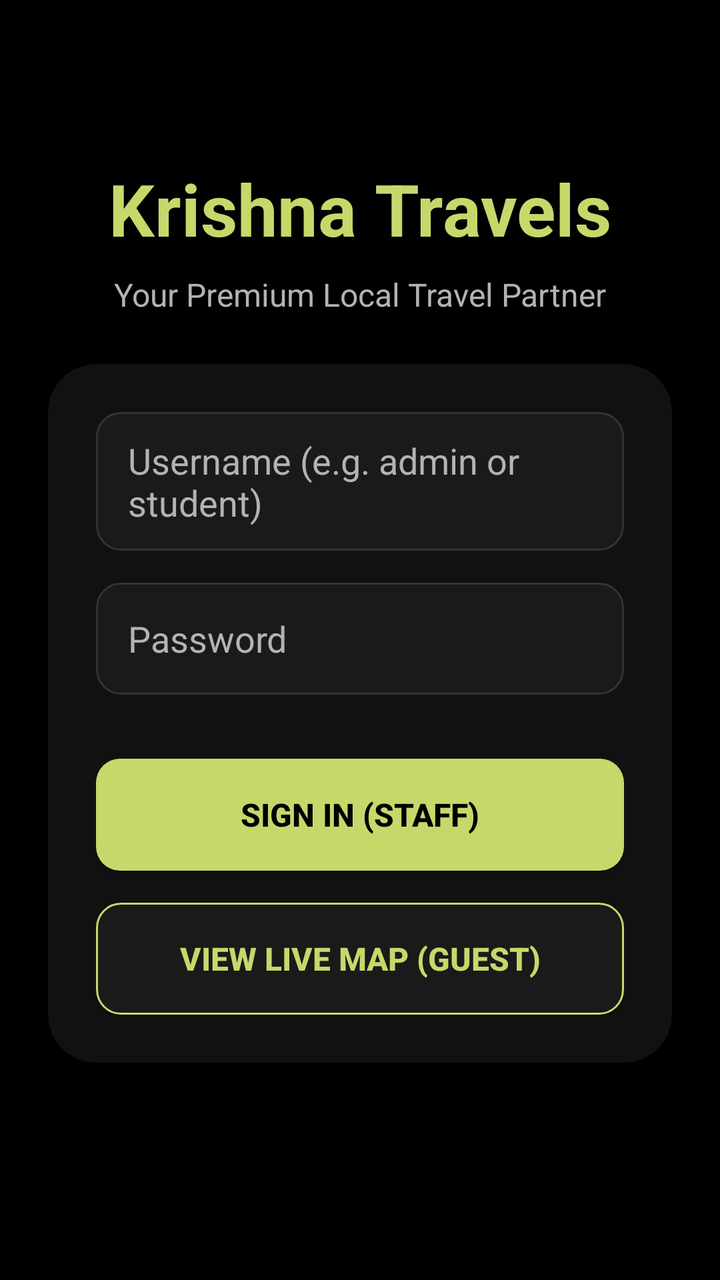
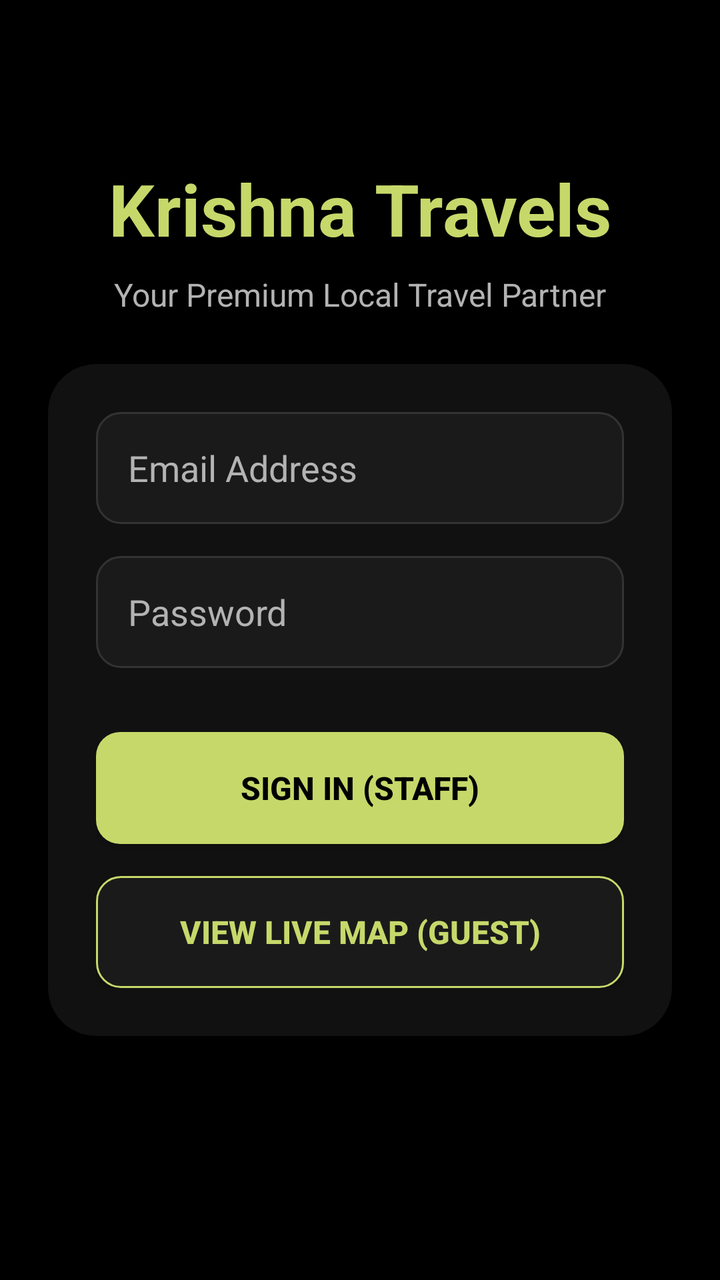

Before-and-after screenshots of an Android layout around one commit, followed by the original layout XML and the change that was made.
<!-- AndroidManifest.xml: activity theme AppTheme -->
<!-- res/layout/activity_login.xml -->
<?xml version="1.0" encoding="utf-8"?>
<androidx.constraintlayout.widget.ConstraintLayout 
    xmlns:android="http://schemas.android.com/apk/res/android"
    xmlns:app="http://schemas.android.com/apk/res-auto"
    android:layout_width="match_parent"
    android:layout_height="match_parent"
    android:background="@color/background_dark">

    <TextView
        android:id="@+id/logoText"
        android:layout_width="wrap_content"
        android:layout_height="wrap_content"
        android:text="Krishna Travels"
        android:textColor="@color/primary"
        android:textSize="36sp"
        android:textStyle="bold"
        android:layout_marginTop="80dp"
        app:layout_constraintTop_toTopOf="parent"
        app:layout_constraintStart_toStartOf="parent"
        app:layout_constraintEnd_toEndOf="parent" />

    <TextView
        android:id="@+id/subText"
        android:layout_width="wrap_content"
        android:layout_height="wrap_content"
        android:text="Your Premium Local Travel Partner"
        android:textColor="@color/text_secondary"
        android:textSize="16sp"
        android:layout_marginTop="8dp"
        app:layout_constraintTop_toBottomOf="@id/logoText"
        app:layout_constraintStart_toStartOf="parent"
        app:layout_constraintEnd_toEndOf="parent" />

    <androidx.cardview.widget.CardView
        android:id="@+id/loginCard"
        android:layout_width="0dp"
        android:layout_height="wrap_content"
        android:layout_margin="24dp"
        app:cardBackgroundColor="@color/card_dark"
        app:cardCornerRadius="24dp"
        app:cardElevation="16dp"
        app:layout_constraintTop_toBottomOf="@id/subText"
        app:layout_constraintStart_toStartOf="parent"
        app:layout_constraintEnd_toEndOf="parent"
        android:layout_marginTop="48dp">

        <LinearLayout
            android:layout_width="match_parent"
            android:layout_height="wrap_content"
            android:orientation="vertical"
            android:padding="24dp">

            <EditText
                android:id="@+id/usernameInput"
                android:layout_width="match_parent"
                android:layout_height="wrap_content"
                android:background="@drawable/bg_input_rounded"
                android:hint="Username (e.g. admin or student)"
                android:textColorHint="@color/text_secondary"
                android:textColor="@color/text_primary"
                android:layout_marginBottom="16dp"
                android:minHeight="56dp" />

            <EditText
                android:id="@+id/passwordInput"
                android:layout_width="match_parent"
                android:layout_height="wrap_content"
                android:background="@drawable/bg_input_rounded"
                android:hint="Password"
                android:inputType="textPassword"
                android:textColorHint="@color/text_secondary"
                android:textColor="@color/text_primary"
                android:layout_marginBottom="32dp"
                android:minHeight="56dp" />

            <Button
                android:id="@+id/loginAdminBtn"
                android:layout_width="match_parent"
                android:layout_height="56dp"
                android:background="@drawable/bg_button_primary"
                android:textColor="@color/background_dark"
                android:text="Sign In (Staff)"
                android:textSize="16sp"
                android:textStyle="bold"
                android:layout_marginBottom="16dp"
                app:backgroundTint="@null"/>

            <Button
                android:id="@+id/loginStudentBtn"
                android:layout_width="match_parent"
                android:layout_height="56dp"
                android:background="@drawable/bg_button_secondary"
                android:textColor="@color/primary"
                android:text="View Live Map (Guest)"
                android:textSize="16sp"
                android:textStyle="bold"
                app:backgroundTint="@null"/>

        </LinearLayout>
    </androidx.cardview.widget.CardView>
    
    <ProgressBar
        android:id="@+id/loginProgressBar"
        android:layout_width="wrap_content"
        android:layout_height="wrap_content"
        android:layout_marginTop="24dp"
        android:visibility="gone"
        android:indeterminateTint="@color/primary"
        app:layout_constraintTop_toBottomOf="@id/loginCard"
        app:layout_constraintStart_toStartOf="parent"
        app:layout_constraintEnd_toEndOf="parent"/>

</androidx.constraintlayout.widget.ConstraintLayout>
<!-- resources referenced by this layout -->
<resources>
  <color name="background_dark">#000000</color>
  <color name="card_dark">#111111</color>
  <color name="primary">#C7D86A</color>
  <color name="text_primary">#FFFFFF</color>
  <color name="text_secondary">#B3B3B3</color>
  <!-- drawable bg_button_primary (drawable) -->
  <?xml version="1.0" encoding="utf-8"?>
  <ripple xmlns:android="http://schemas.android.com/apk/res/android"
      android:color="#40000000">
      <item>
          <shape android:shape="rectangle">
              <solid android:color="@color/primary" />
              <corners android:radius="12dp" />
          </shape>
      </item>
  </ripple>
  <!-- drawable bg_button_secondary (drawable) -->
  <?xml version="1.0" encoding="utf-8"?>
  <ripple xmlns:android="http://schemas.android.com/apk/res/android"
      android:color="#20C7D86A">
      <item>
          <shape android:shape="rectangle">
              <solid android:color="@color/input_bg" />
              <corners android:radius="12dp" />
              <stroke android:width="1dp" android:color="@color/primary" />
          </shape>
      </item>
  </ripple>
  <!-- drawable bg_input_rounded (drawable) -->
  <?xml version="1.0" encoding="utf-8"?>
  <shape xmlns:android="http://schemas.android.com/apk/res/android"
      android:shape="rectangle">
      <solid android:color="@color/input_bg" />
      <corners android:radius="12dp" />
      <stroke android:width="1dp" android:color="#333333" />
      <padding android:left="16dp" android:right="16dp" android:top="12dp" android:bottom="12dp"/>
  </shape>
  <style name="AppTheme" parent="Theme.AppCompat.DayNight.NoActionBar">
          <item name="android:windowBackground">@color/background_dark</item>
          <item name="android:textColorPrimary">@color/text_primary</item>
          <item name="android:textColorSecondary">@color/text_primary</item>
          <item name="colorPrimary">@color/primary_nature</item>
          <item name="colorPrimaryDark">@color/background_dark</item>
          <item name="colorAccent">@color/accent_nature</item>
      </style>
  <color name="input_bg">#1A1A1A</color>
  <color name="primary_nature">#C7D86A</color>
  <color name="accent_nature">#D7F56B</color>
</resources>

<!-- the commit's change to res/layout/activity_login.xml (unified diff, before → after) -->
@@ -55,9 +55,10 @@
                 android:layout_width="match_parent"
                 android:layout_height="wrap_content"
                 android:background="@drawable/bg_input_rounded"
-                android:hint="Username (e.g. admin or student)"
+                android:hint="Email Address"
                 android:textColorHint="@color/text_secondary"
                 android:textColor="@color/text_primary"
+                android:inputType="textEmailAddress"
                 android:layout_marginBottom="16dp"
                 android:minHeight="56dp" />
 
